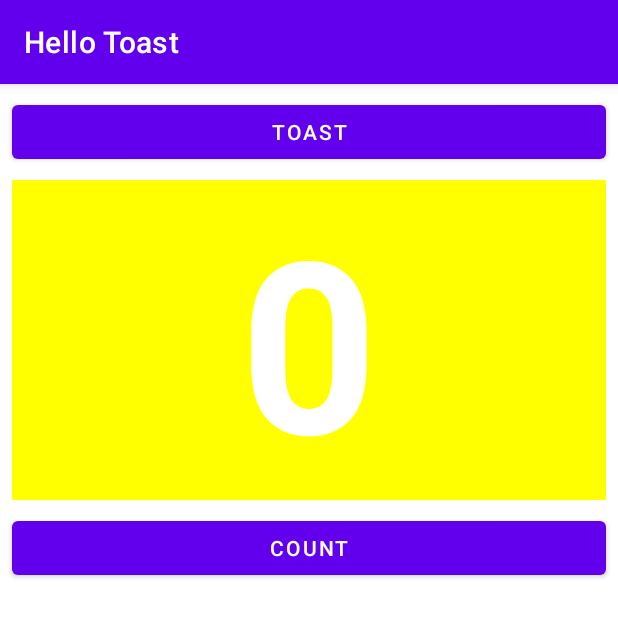
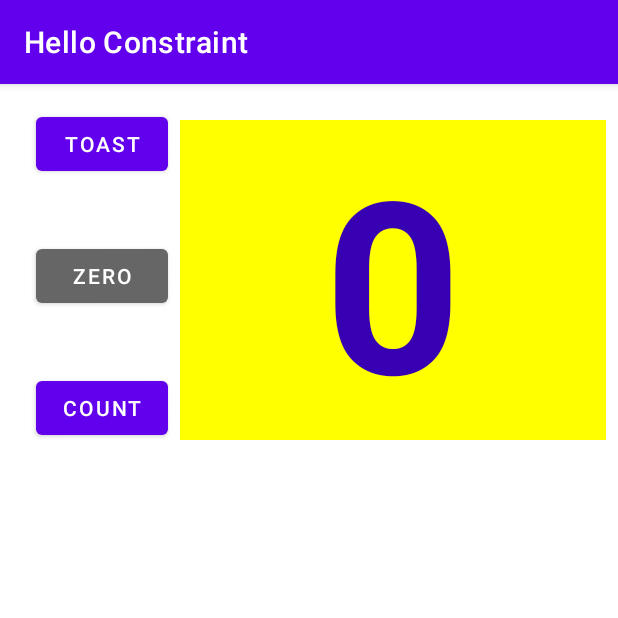
Before and after one commit to LTNam220101/AndroidFundamentals, an Android app: the screen it shows after launch (MainActivity), on a phone screen of 412 x 824 dp, the top half of it. Run offline under Robolectric (Android 15) with nearby library versions, the phone set to English and light mode, and no system bars.

Commit message:
add zerobtn

```diff
--- a/app/src/main/java/com/example/myapplication/MainActivity.java
+++ b/app/src/main/java/com/example/myapplication/MainActivity.java
@@ -4,6 +4,7 @@ import androidx.appcompat.app.AppCompatActivity;
 
 import android.os.Bundle;
 import android.view.View;
+import android.widget.Button;
 import android.widget.TextView;
 import android.widget.Toast;
 
@@ -11,12 +12,16 @@ public class MainActivity extends AppCompatActivity {
 
     private int mCount = 0;
     private TextView mShowCount;
+    private Button buttonZero;
 
     @Override
     protected void onCreate(Bundle savedInstanceState) {
         super.onCreate(savedInstanceState);
         setContentView(R.layout.activity_main);
         mShowCount = findViewById(R.id.show_count);
+        buttonZero = findViewById(R.id.button_zero);
+        buttonZero.setBackgroundColor(0xFF666666);
+
     }
 
     public void showToast(View view) {
@@ -27,5 +32,11 @@ public class MainActivity extends AppCompatActivity {
         mCount++;
         if(mShowCount != null)
             mShowCount.setText(Integer.toString(mCount));
+            buttonZero.setBackgroundColor(0xFFFF0000);
+    }
+    public void toZero(View view){
+        mCount = 0;
+        mShowCount.setText(Integer.toString(mCount));
+        buttonZero.setBackgroundColor(0xFF666666);
     }
 }
--- a/app/src/main/res/layout/activity_main.xml
+++ b/app/src/main/res/layout/activity_main.xml
@@ -1,51 +1,70 @@
 <?xml version="1.0" encoding="utf-8"?>
-<RelativeLayout  xmlns:android="http://schemas.android.com/apk/res/android"
+<androidx.constraintlayout.widget.ConstraintLayout  xmlns:android="http://schemas.android.com/apk/res/android"
     xmlns:app="http://schemas.android.com/apk/res-auto"
     xmlns:tools="http://schemas.android.com/tools"
     android:layout_width="match_parent"
     android:layout_height="match_parent"
-    tools:context=".MainActivity"
-    android:orientation="vertical">
-    <Button
-        android:id="@+id/button_toast"
-        android:layout_width="match_parent"
-        android:layout_height="wrap_content"
-        android:layout_marginStart="8dp"
-        android:layout_marginTop="8dp"
-        android:layout_marginEnd="8dp"
-        android:textColor="@android:color/white"
-        android:text="@string/button_label_toast"
-        android:onClick="showToast"/>
+    tools:context=".MainActivity">
 
     <TextView
         android:id="@+id/show_count"
-        android:layout_width="match_parent"
+        android:layout_width="0dp"
         android:layout_height="wrap_content"
+        android:layout_below="@+id/button_toast"
+        android:layout_alignParentStart="true"
+        android:layout_alignParentLeft="true"
         android:layout_marginStart="8dp"
-        android:layout_marginTop="8dp"
+        android:layout_marginTop="24dp"
         android:layout_marginEnd="8dp"
-        android:layout_marginBottom="8dp"
         android:background="#FFFF00"
         android:gravity="center_vertical"
         android:text="@string/count_initial_value"
         android:textAlignment="center"
-        android:textColor="@color/white"
+        android:textColor="@color/purple_700"
         android:textSize="160sp"
         android:textStyle="bold"
-        android:layout_below="@+id/button_toast"
-        android:layout_alignParentLeft="true"
-        android:layout_alignParentStart="true"
+        app:layout_constraintEnd_toEndOf="parent"
+        app:layout_constraintStart_toEndOf="@+id/button_toast"
+        app:layout_constraintTop_toTopOf="parent"
         tools:ignore="RtlCompat" />
+
     <Button
         android:id="@+id/button_count"
+        android:layout_width="wrap_content"
+        android:layout_height="wrap_content"
         android:layout_below="@+id/show_count"
         android:layout_centerHorizontal="true"
-        android:layout_width="match_parent"
-        android:layout_height="wrap_content"
-        android:layout_marginStart="8dp"
-        android:layout_marginEnd="8dp"
-        android:layout_marginBottom="8dp"
+        android:layout_marginStart="24dp"
+        android:layout_marginTop="40dp"
+        android:onClick="countUp"
         android:text="@string/button_label_count"
         android:textColor="@android:color/white"
-        android:onClick="countUp"/>
-</RelativeLayout >
+        app:layout_constraintStart_toStartOf="parent"
+        app:layout_constraintTop_toBottomOf="@+id/button_zero" />
+
+    <Button
+        android:id="@+id/button_toast"
+        android:layout_width="wrap_content"
+        android:layout_height="wrap_content"
+        android:layout_marginStart="24dp"
+        android:layout_marginTop="16dp"
+        android:onClick="showToast"
+        android:text="@string/button_label_toast"
+        android:textColor="@android:color/white"
+        app:layout_constraintStart_toStartOf="parent"
+        app:layout_constraintTop_toTopOf="parent" />
+
+    <Button
+        android:id="@+id/button_zero"
+        android:layout_width="wrap_content"
+        android:layout_height="wrap_content"
+        android:layout_below="@+id/show_count"
+        android:layout_centerHorizontal="true"
+        android:layout_marginStart="24dp"
+        android:layout_marginTop="40dp"
+        android:onClick="toZero"
+        android:text="@string/button_label_zero"
+        android:textColor="@android:color/white"
+        app:layout_constraintStart_toStartOf="parent"
+        app:layout_constraintTop_toBottomOf="@+id/button_toast" />
+</androidx.constraintlayout.widget.ConstraintLayout >
--- a/app/src/main/res/values/strings.xml
+++ b/app/src/main/res/values/strings.xml
@@ -1,7 +1,8 @@
 <resources>
-    <string name="app_name">Hello Toast</string>
+    <string name="app_name">Hello Constraint</string>
     <string name="button_label_toast">Toast</string>
     <string name="button_label_count">Count</string>
+    <string name="button_label_zero">Zero</string>
     <string name="count_initial_value">0</string>
     <string name="toast_message">Hello Toast!</string>
 </resources>
```
